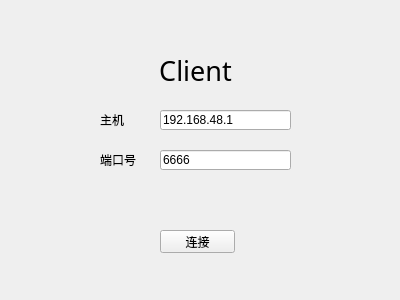
The window that chatClient/widget.ui (XeonL/xChat) describes before a commit, drawn with Qt 5.
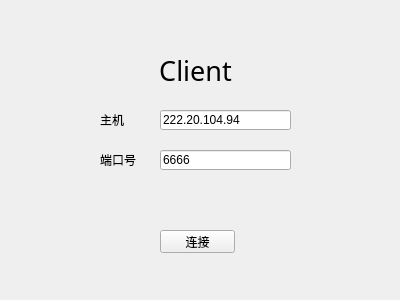
The same window after the commit.

Patch:
```diff
--- a/chatClient/widget.ui
+++ b/chatClient/widget.ui
@@ -84,7 +84,7 @@
     </rect>
    </property>
    <property name="text">
-    <string>192.168.48.1</string>
+    <string>222.20.104.94</string>
    </property>
   </widget>
   <widget class="QLineEdit" name="portText">
```
